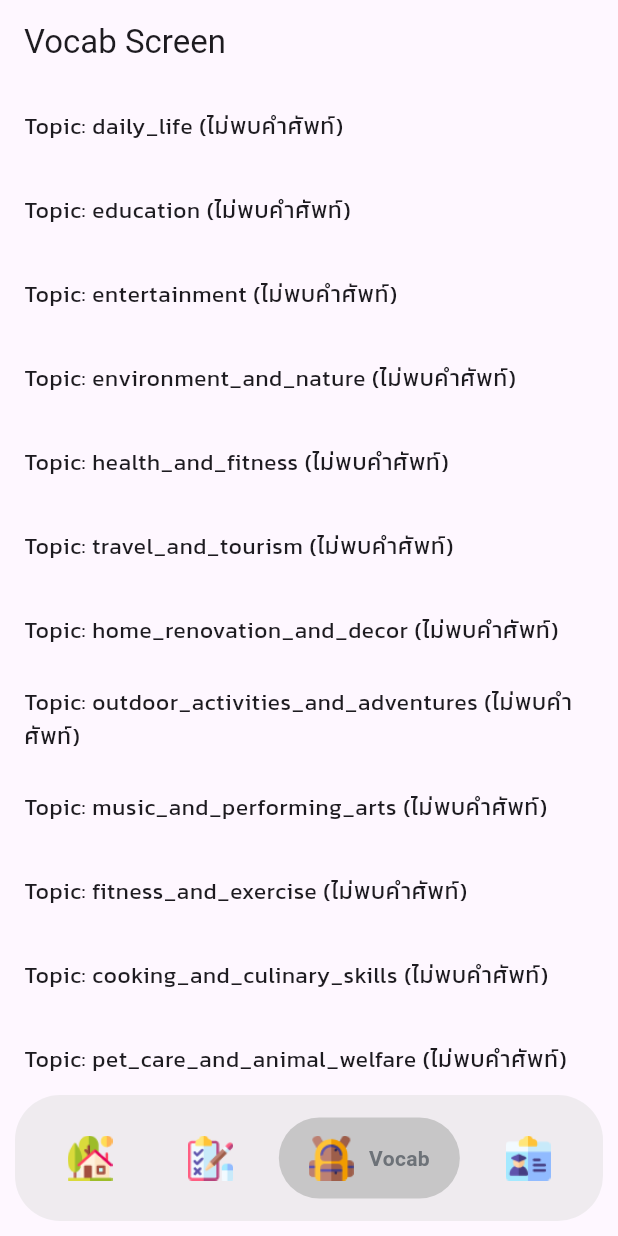
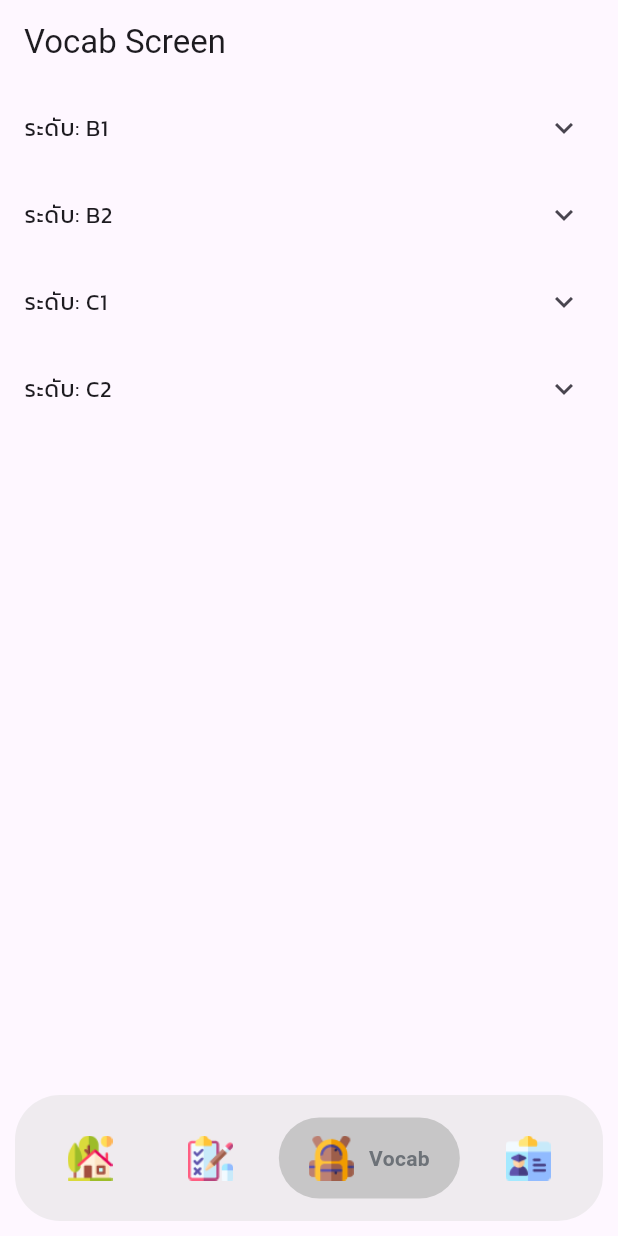
Before and after one commit to pumpkinn7/vocabtree, a Flutter app: the screen it shows once a user with an empty profile is signed in, item 3 of the bottom bar chosen, on a phone screen of 412 x 824 dp. Run offline on Flutter 3.47's test engine with Material 3 defaults, Android fonts, the phone set to English and light mode, and no system bars; drawn by our look-alikes of google_nav_bar; our stand-ins replace cloud_firestore, firebase_auth, firebase_core, firebase_storage, flutter_tts, image_picker and 3 more; missing offline and left inert: day_night_switcher; accounts and stored records are empty.

Commit message:
update 0.1

```diff
--- a/lib/features/vocab/vocab_screen.dart
+++ b/lib/features/vocab/vocab_screen.dart
@@ -5,59 +5,16 @@ import 'package:firebase_auth/firebase_auth.dart';
 class VocabScreen extends StatelessWidget {
   const VocabScreen({super.key});
 
-  // ฟังก์ชัน _getLevelFromTopic สำหรับอ้างอิง level จาก topic
-  String _getLevelFromTopic(String topic) {
-    if (topic.startsWith('daily_life') ||
-        topic.startsWith('education') ||
-        topic.startsWith('entertainment') ||
-        topic.startsWith('environment_and_nature') ||
-        topic.startsWith('health_and_fitness') ||
-        topic.startsWith('travel_and_tourism')) {
-      return 'B1';
-    } else if (topic.startsWith('home_renovation_and_decor') ||
-        topic.startsWith('outdoor_activities_and_adventures') ||
-        topic.startsWith('music_and_performing_arts') ||
-        topic.startsWith('fitness_and_exercise') ||
-        topic.startsWith('cooking_and_culinary_skills') ||
-        topic.startsWith('pet_care_and_animal_welfare') ||
-        topic.startsWith('gardening_and_landscaping') ||
-        topic.startsWith('hobbies_and_crafts')) {
-      return 'B2';
-    } else if (topic.startsWith('urban_living') ||
-        topic.startsWith('digital_well_being') ||
-        topic.startsWith('cultural_festivals') ||
-        topic.startsWith('creative_writing') ||
-        topic.startsWith('nutrition_and_wellness') ||
-        topic.startsWith('interior_decorating') ||
-        topic.startsWith('fashion_trends') ||
-        topic.startsWith('event_planning')) {
-      return 'C1';
-    } else if (topic.startsWith('immersive_technologies') ||
-        topic.startsWith('cosmic_discoveries') ||
-        topic.startsWith('digital_finance') ||
-        topic.startsWith('adrenaline_activities') ||
-        topic.startsWith('smart_automation') ||
-        topic.startsWith('legends_and_lore') ||
-        topic.startsWith('criminal_investigation')) {
-      return 'C2';
-    } else {
-      return 'B1';
-    }
-  }
-
-  @override
-  Widget build(BuildContext context) {
-    // รับค่า userId จาก Firebase Authentication
-    final String? userId = FirebaseAuth.instance.currentUser?.uid;
-
-    // กำหนดหัวข้อ (topics) ทั้งหมดที่มีการอ้างอิง
-    final List<String> topics = [
+  static const Map<String, List<String>> levelMapping = {
+    'B1': [
       'daily_life',
       'education',
       'entertainment',
       'environment_and_nature',
       'health_and_fitness',
       'travel_and_tourism',
+    ],
+    'B2': [
       'home_renovation_and_decor',
       'outdoor_activities_and_adventures',
       'music_and_performing_arts',
@@ -66,6 +23,8 @@ class VocabScreen extends StatelessWidget {
       'pet_care_and_animal_welfare',
       'gardening_and_landscaping',
       'hobbies_and_crafts',
+    ],
+    'C1': [
       'urban_living',
       'digital_well_being',
       'cultural_festivals',
@@ -74,67 +33,97 @@ class VocabScreen extends StatelessWidget {
       'interior_decorating',
       'fashion_trends',
       'event_planning',
+    ],
+    'C2': [
       'immersive_technologies',
       'cosmic_discoveries',
       'digital_finance',
       'adrenaline_activities',
       'smart_automation',
       'legends_and_lore',
-      'criminal_investigation'
-    ];
+      'criminal_investigation',
+    ],
+  };
+
+  @override
+  Widget build(BuildContext context) {
+    final String? userId = FirebaseAuth.instance.currentUser?.uid;
 
     return Scaffold(
-      appBar: AppBar(
-        title: const Text('Vocab Screen'),
-      ),
-      body: ListView.builder(
-        itemCount: topics.length,
-        itemBuilder: (context, index) {
-          final topic = topics[index];
-          final String level = _getLevelFromTopic(topic);
+      appBar: AppBar(title: const Text('Vocab Screen')),
+      body: ListView(
+        children: levelMapping.entries.map((levelEntry) {
+          final level = levelEntry.key;
+          final topics = levelEntry.value;
 
-          return StreamBuilder<QuerySnapshot>(
-            stream: FirebaseFirestore.instance
+          return ExpansionTile(
+            title: Text('ระดับ: $level'),
+            children: topics.map((topic) {
+              return FutureBuilder<QuerySnapshot>(
+                future: FirebaseFirestore.instance
                     .collection('users')
                     .doc(userId)
                     .collection(level)
                     .doc(topic)
                     .collection('vocabularies')
-                .snapshots(),
+                    .where('for_review', isEqualTo: true)
+                    .get(),
                 builder: (context, snapshot) {
                   if (snapshot.hasError) {
-                return Center(
-                  child: Text('เกิดข้อผิดพลาดในการดึงข้อมูล: ${snapshot.error}'),
-                );
+                    return ListTile(title: Text('เกิดข้อผิดพลาดในการโหลดหัวข้อ: $topic'));
                   }
 
                   if (snapshot.connectionState == ConnectionState.waiting) {
-                return const Center(child: CircularProgressIndicator());
+                    return const ListTile(title: Text('กำลังโหลดหัวข้อ...'));
                   }
 
-              if (!snapshot.hasData || snapshot.data!.docs.isEmpty) {
-                return ListTile(
-                  title: Text('Topic: $topic (ไม่พบคำศัพท์)'),
-                );
+                  final vocabDocs = snapshot.data?.docs ?? [];
+
+                  if (vocabDocs.isEmpty) {
+                    return SizedBox.shrink(); // ไม่มีคำศัพท์ไม่แสดงหัวข้อนี้
                   }
 
-              final vocabDocs = snapshot.data!.docs;
-
-              return ExpansionTile(
-                title: Text('Topic: $topic (Level: $level)'),
+                  return Padding(
+                    padding: const EdgeInsets.all(8.0),
+                    child: Column(
+                      crossAxisAlignment: CrossAxisAlignment.center, // จัดหัวข้อให้อยู่ตรงกลาง
+                      children: [
+                        Text(
+                          'หัวข้อ: $topic',
+                          style: Theme.of(context).textTheme.titleMedium,
+                          textAlign: TextAlign.center, // จัดข้อความให้อยู่ตรงกลาง
+                        ),
+                        const SizedBox(height: 8.0),
+                        Wrap(
+                          spacing: 12.0,
+                          runSpacing: 12.0,
+                          alignment: WrapAlignment.center, // จัดปุ่มให้อยู่ตรงกลาง
                           children: vocabDocs.map((doc) {
                             final vocabData = doc.data() as Map<String, dynamic>;
                             final word = vocabData['word'] ?? '';
-                  final meaning = vocabData['meaning'] ?? '';
-                  return ListTile(
-                    title: Text(word),
-                    subtitle: Text(meaning),
+                            return OutlinedButton(
+                              onPressed: () {
+                                // Handle button press (เช่นเปิดรายละเอียดของคำศัพท์)
+                              },
+                              style: OutlinedButton.styleFrom(
+                                padding: const EdgeInsets.symmetric(horizontal: 16.0, vertical: 8.0),
+                                shape: RoundedRectangleBorder(
+                                  borderRadius: BorderRadius.circular(12.0),
+                                ),
+                                side: BorderSide(color: Theme.of(context).primaryColor), // ปรับสีขอบตามธีม
+                              ),
+                              child: Text(word, textAlign: TextAlign.center),
+                            );
+                          }).toList(),
+                        ),
+                      ],
+                    ),
+                  );
+                },
               );
             }).toList(),
           );
-            },
-          );
-        },
+        }).toList(),
       ),
     );
   }
```
Lines whose indentation alone changed are shown as unchanged.
